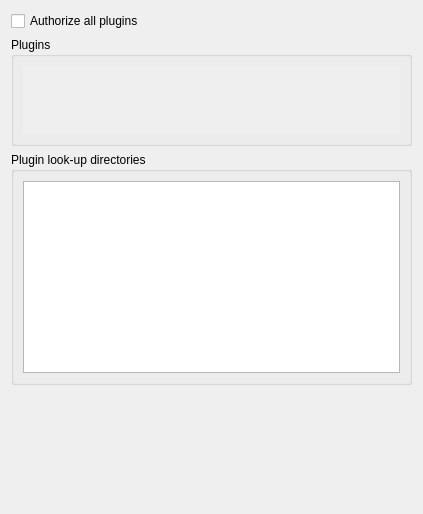
The window that retroshare-gui/src/gui/settings/PluginsPage.ui (RetroShare/RetroShare) describes before a commit, drawn with Qt 5.
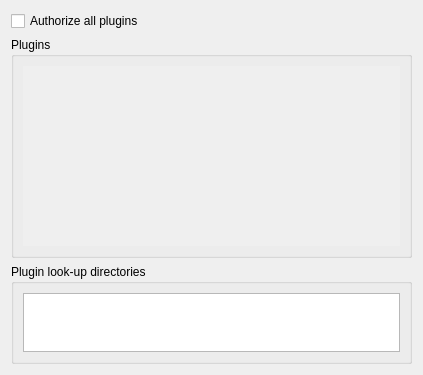
The same window after the commit.

Commit message:
Ui fixes on Appearance and Plugins Page
* Update help string for Activity feed

```diff
--- a/retroshare-gui/src/gui/settings/PluginsPage.ui
+++ b/retroshare-gui/src/gui/settings/PluginsPage.ui
@@ -7,28 +7,21 @@
     <x>0</x>
     <y>0</y>
     <width>423</width>
-    <height>514</height>
+    <height>375</height>
    </rect>
   </property>
   <property name="contextMenuPolicy">
    <enum>Qt::NoContextMenu</enum>
   </property>
-  <layout class="QVBoxLayout" name="verticalLayout_2">
-   <item>
-    <widget class="QCheckBox" name="enableAll">
-     <property name="sizePolicy">
-      <sizepolicy hsizetype="Minimum" vsizetype="Preferred">
-       <horstretch>0</horstretch>
-       <verstretch>0</verstretch>
-      </sizepolicy>
-     </property>
-     <property name="text">
-      <string>Authorize all plugins</string>
-     </property>
-    </widget>
-   </item>
-   <item>
+  <layout class="QGridLayout" name="gridLayout_2">
+   <item row="1" column="0">
     <widget class="QGroupBox" name="groupBox">
+     <property name="sizePolicy">
+      <sizepolicy hsizetype="Expanding" vsizetype="Expanding">
+       <horstretch>0</horstretch>
+       <verstretch>0</verstretch>
+      </sizepolicy>
+     </property>
      <property name="title">
       <string>Plugins</string>
      </property>
@@ -85,8 +78,14 @@
      </layout>
     </widget>
    </item>
-   <item>
+   <item row="2" column="0">
     <widget class="QGroupBox" name="groupBox_2">
+     <property name="maximumSize">
+      <size>
+       <width>16777215</width>
+       <height>100</height>
+      </size>
+     </property>
      <property name="title">
       <string>Plugin look-up directories</string>
      </property>
@@ -104,18 +103,18 @@
      </layout>
     </widget>
    </item>
-   <item>
-    <spacer name="verticalSpacer_2">
-     <property name="orientation">
-      <enum>Qt::Vertical</enum>
+   <item row="0" column="0">
+    <widget class="QCheckBox" name="enableAll">
+     <property name="sizePolicy">
+      <sizepolicy hsizetype="Preferred" vsizetype="Preferred">
+       <horstretch>0</horstretch>
+       <verstretch>0</verstretch>
+      </sizepolicy>
      </property>
-     <property name="sizeHint" stdset="0">
-      <size>
-       <width>20</width>
-       <height>40</height>
-      </size>
+     <property name="text">
+      <string>Authorize all plugins</string>
      </property>
-    </spacer>
+    </widget>
    </item>
   </layout>
  </widget>
```
Left out of the diff: 2 changed lines with no effect on the pictures. The commit also changes 2 other files.
